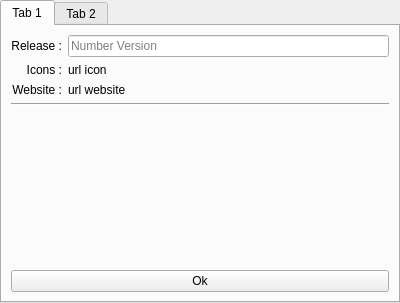
shenyu0403/BatchBuildLightUE4, file BatchLightUE4/Views/WindowsHelpView.ui: the form before one commit.
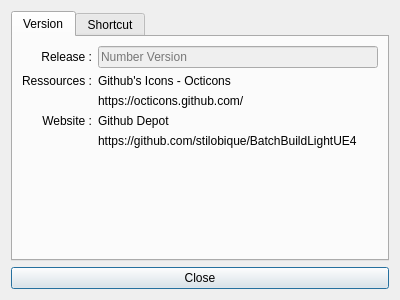
The form after the commit. Icons and pictures are not drawn.

Commit message: Update all windows, little fix, rename and other tricks

```diff
--- a/BatchLightUE4/Views/WindowsHelpView.ui
+++ b/BatchLightUE4/Views/WindowsHelpView.ui
@@ -1,96 +1,47 @@
 <?xml version="1.0" encoding="UTF-8"?>
 <ui version="4.0">
- <class>TabWidgetHelp</class>
- <widget class="QTabWidget" name="TabWidgetHelp">
+ <class>Help</class>
+ <widget class="QDialog" name="Help">
   <property name="geometry">
    <rect>
     <x>0</x>
     <y>0</y>
     <width>400</width>
-    <height>303</height>
+    <height>300</height>
    </rect>
   </property>
   <property name="windowTitle">
    <string>Help and Shortcut</string>
   </property>
-  <widget class="QWidget" name="tab">
-   <attribute name="title">
-    <string>Tab 1</string>
-   </attribute>
-   <layout class="QGridLayout" name="gridLayout_2">
-    <item row="3" column="0">
-     <widget class="QPushButton" name="pushOk">
-      <property name="text">
-       <string>Ok</string>
-      </property>
-     </widget>
-    </item>
-    <item row="0" column="0">
      <layout class="QGridLayout" name="gridLayout">
       <item row="0" column="0">
-       <widget class="QLabel" name="label">
-        <property name="text">
-         <string>Release :</string>
-        </property>
-        <property name="alignment">
-         <set>Qt::AlignRight|Qt::AlignTrailing|Qt::AlignVCenter</set>
-        </property>
-       </widget>
-      </item>
-      <item row="0" column="1">
-       <widget class="QLineEdit" name="lineEdit">
-        <property name="text">
-         <string/>
-        </property>
-        <property name="placeholderText">
-         <string>Number Version</string>
-        </property>
-       </widget>
-      </item>
-      <item row="1" column="0">
-       <widget class="QLabel" name="label_2">
-        <property name="text">
-         <string>Icons :</string>
-        </property>
-        <property name="alignment">
-         <set>Qt::AlignRight|Qt::AlignTrailing|Qt::AlignVCenter</set>
-        </property>
-       </widget>
-      </item>
-      <item row="1" column="1">
-       <widget class="QLabel" name="label_4">
-        <property name="text">
-         <string>url icon</string>
-        </property>
-       </widget>
-      </item>
-      <item row="2" column="0">
+    <widget class="QTabWidget" name="tabWidget">
+     <property name="currentIndex">
+      <number>0</number>
+     </property>
+     <widget class="QWidget" name="version">
+      <attribute name="icon">
+       <iconset>
+        <normaloff>../Resources/issues-closed.png</normaloff>../Resources/issues-closed.png</iconset>
+      </attribute>
+      <attribute name="title">
+       <string>Version</string>
+      </attribute>
+      <layout class="QGridLayout" name="gridLayout_2">
+       <item row="0" column="0">
        <widget class="QLabel" name="label_3">
+         <property name="layoutDirection">
+          <enum>Qt::LeftToRight</enum>
+         </property>
         <property name="text">
-         <string>Website :</string>
+          <string>Release :</string>
         </property>
         <property name="alignment">
          <set>Qt::AlignRight|Qt::AlignTrailing|Qt::AlignVCenter</set>
         </property>
        </widget>
       </item>
-      <item row="2" column="1">
-       <widget class="QLabel" name="label_5">
-        <property name="text">
-         <string>url website</string>
-        </property>
-       </widget>
-      </item>
-     </layout>
-    </item>
-    <item row="1" column="0">
-     <widget class="Line" name="line">
-      <property name="orientation">
-       <enum>Qt::Horizontal</enum>
-      </property>
-     </widget>
-    </item>
-    <item row="2" column="0">
+       <item row="5" column="0">
      <spacer name="verticalSpacer">
       <property name="orientation">
        <enum>Qt::Vertical</enum>
@@ -103,26 +54,96 @@
       </property>
      </spacer>
     </item>
-   </layout>
-  </widget>
-  <widget class="QWidget" name="tab">
+       <item row="3" column="0">
+        <widget class="QLabel" name="label_4">
+         <property name="text">
+          <string>Website :</string>
+         </property>
+         <property name="alignment">
+          <set>Qt::AlignRight|Qt::AlignTrailing|Qt::AlignVCenter</set>
+         </property>
+        </widget>
+       </item>
+       <item row="1" column="0">
+        <widget class="QLabel" name="label">
+         <property name="text">
+          <string>Ressources :</string>
+         </property>
+         <property name="alignment">
+          <set>Qt::AlignRight|Qt::AlignTrailing|Qt::AlignVCenter</set>
+         </property>
+        </widget>
+       </item>
+       <item row="1" column="1">
+        <widget class="QLabel" name="label_5">
+         <property name="text">
+          <string>Github's Icons - Octicons</string>
+         </property>
+        </widget>
+       </item>
+       <item row="2" column="1">
+        <widget class="QLabel" name="label_url_octicons">
+         <property name="text">
+          <string>https://octicons.github.com/</string>
+         </property>
+        </widget>
+       </item>
+       <item row="0" column="1">
+        <widget class="QLineEdit" name="lineEdit">
+         <property name="enabled">
+          <bool>false</bool>
+         </property>
+         <property name="placeholderText">
+          <string>Number Version</string>
+         </property>
+        </widget>
+       </item>
+       <item row="3" column="1">
+        <widget class="QLabel" name="label_7">
+         <property name="text">
+          <string>Github Depot</string>
+         </property>
+        </widget>
+       </item>
+       <item row="4" column="1">
+        <widget class="QLabel" name="label_url_website">
+         <property name="text">
+          <string>https://github.com/stilobique/BatchBuildLightUE4</string>
+         </property>
+         <property name="openExternalLinks">
+          <bool>true</bool>
+         </property>
+         <property name="textInteractionFlags">
+          <set>Qt::TextBrowserInteraction</set>
+         </property>
+        </widget>
+       </item>
+      </layout>
+     </widget>
+     <widget class="QWidget" name="shortcut">
    <attribute name="title">
-    <string>Tab 2</string>
-   </attribute>
-   <widget class="QLabel" name="label_6">
-    <property name="geometry">
-     <rect>
-      <x>160</x>
-      <y>90</y>
-      <width>47</width>
-      <height>13</height>
-     </rect>
-    </property>
+       <string>Shortcut</string>
+      </attribute>
+      <layout class="QGridLayout" name="gridLayout_3">
+       <item row="0" column="0">
+        <widget class="QLabel" name="label_2">
     <property name="text">
-     <string>Nothing</string>
-    </property>
-   </widget>
-  </widget>
+          <string>test</string>
+         </property>
+        </widget>
+       </item>
+      </layout>
+     </widget>
+    </widget>
+   </item>
+   <item row="1" column="0">
+    <widget class="QPushButton" name="pushButtonClose">
+     <property name="text">
+      <string>Close</string>
+     </property>
+    </widget>
+   </item>
+  </layout>
  </widget>
  <resources/>
  <connections/>
```
Left out of the diff: 2 changed lines with no effect on the pictures. Lines whose indentation alone changed are shown as unchanged. The commit also changes 5 other files.
